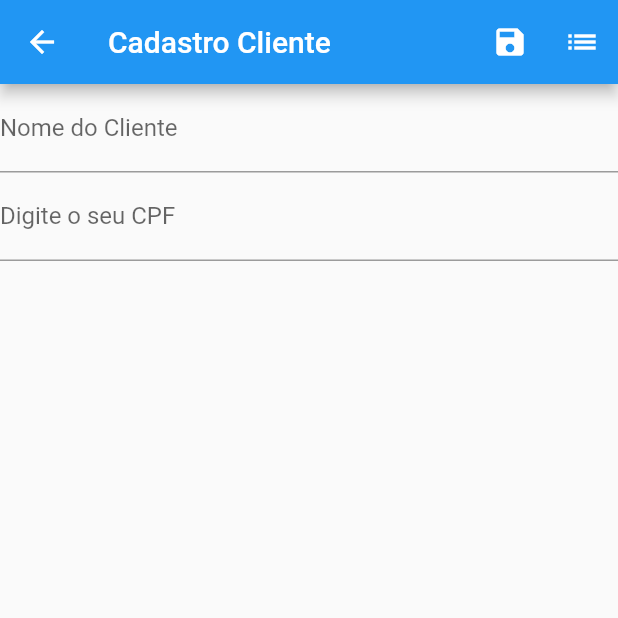
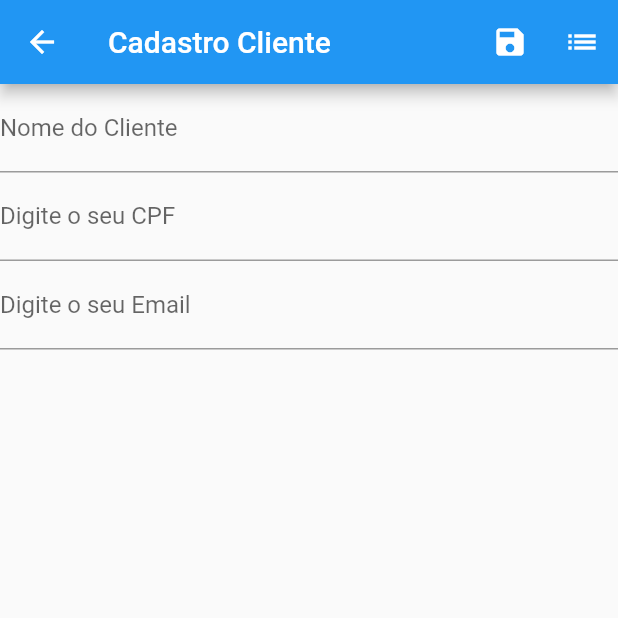
Before and after one commit to andrelarrosa/controle_estoque_flutter, a Flutter app: the ClienteForm screen opened by its route, on a phone screen of 412 x 824 dp, the top half of it. Run offline on Flutter 3.47's test engine with Material 2 defaults, Android fonts, the phone set to English and light mode, and no system bars; our stand-ins replace sqflite, url_launcher_web; missing offline and left inert: dart:ffi; accounts and stored records are empty.

Commit message:
Finalizado

```diff
--- a/lib/conexao/script.dart
+++ b/lib/conexao/script.dart
@@ -10,6 +10,7 @@ final criarBanco = [
       id INTEGER NOT NULL PRIMARY KEY,
       nome TEXT NOT NULL,
       cpf TEXT NOT NULL,
+      email TEXT,
       cidade_id INTEGER,
       FOREIGN KEY (cidade_id) REFERENCES cidade(id)
     );
--- a/lib/dao/cidadeDAO.dart
+++ b/lib/dao/cidadeDAO.dart
@@ -43,9 +43,7 @@ class CidadeDAO {
       return linhasAfetadas > 0;
     } catch (e) {
       throw Exception('classe CidadeDAO, método excluir');
-    } finally {
-      db.close();
-    }
+    } finally {}
   }
 
   @override
@@ -64,6 +62,4 @@ class CidadeDAO {
       throw Exception('classe CidadeDAO, método listar');
     }
   }
-
-
 }
--- a/lib/dao/clienteDAO.dart
+++ b/lib/dao/clienteDAO.dart
@@ -8,17 +8,24 @@ class ClienteDAO {
   CidadeDAO cidadeDAO = new CidadeDAO();
   Future<bool> salvar(Cliente cliente) async {
     Database db = await Conexao.abrirConexao();
-    const sql = 'INSERT INTO cliente (nome, cpf, cidade_id) VALUES (?, ?, ?)';
-    var linhasAfetadas =
-        await db.rawInsert(sql, [cliente.nome, cliente.cpf, cliente.cidade.id]);
+    const sql =
+        'INSERT INTO cliente (nome, cpf, email, cidade_id) VALUES (?, ?, ?, ?)';
+    var linhasAfetadas = await db.rawInsert(
+        sql, [cliente.nome, cliente.cpf, cliente.email, cliente.cidade.id]);
     return linhasAfetadas > 0;
   }
 
   Future<bool> alterar(Cliente cliente) async {
     Database db = await Conexao.abrirConexao();
-    const sql = 'UPDATE cliente SET nome=?, cpf=?, cidade_id=? WHERE id = ?';
-    var linhasAfetadas = await db.rawUpdate(
-        sql, [cliente.nome, cliente.cpf, cliente.cidade.id, cliente.id]);
+    const sql =
+        'UPDATE cliente SET nome=?, cpf=?, email=?, cidade_id=? WHERE id = ?';
+    var linhasAfetadas = await db.rawUpdate(sql, [
+      cliente.nome,
+      cliente.cpf,
+      cliente.email,
+      cliente.cidade.id,
+      cliente.id
+    ]);
     return linhasAfetadas > 0;
   }
 
@@ -33,6 +40,7 @@ class ClienteDAO {
         id: resultado['id'] as int,
         nome: resultado['nome'].toString(),
         cpf: resultado['cpf'].toString(),
+        email: resultado['email'].toString(),
         cidade: resultado['cidade_id'] as Cidade,
       );
       return cliente;
@@ -70,6 +78,7 @@ class ClienteDAO {
             id: linha['id'] as int,
             nome: linha['nome'].toString(),
             cpf: linha['cpf'].toString(),
+            email: linha['email'].toString(),
             cidade: linha['cidade_id'] as Cidade);
       }).toList();
       return resultado;
--- a/lib/modelo/cliente.dart
+++ b/lib/modelo/cliente.dart
@@ -4,8 +4,13 @@ class Cliente {
   final dynamic id;
   final String nome;
   final String cpf;
+  final String? email;
   final Cidade cidade;
 
   Cliente(
-      {this.id, required this.nome, required this.cpf, required this.cidade});
+      {this.id,
+      required this.nome,
+      required this.cpf,
+      this.email,
+      required this.cidade});
 }
--- a/lib/view/cliente/form_cliente.dart
+++ b/lib/view/cliente/form_cliente.dart
@@ -15,6 +15,7 @@ class _ClienteFormState extends State<ClienteForm> {
   dynamic id;
   String? nome;
   String? cpf;
+  String? email;
   Cidade? cidade;
 
   ClienteDAO dao = new ClienteDAO();
@@ -34,7 +35,8 @@ class _ClienteFormState extends State<ClienteForm> {
             IconButton(
                 icon: const Icon(Icons.save),
                 onPressed: () {
-                  dao.salvar(Cliente(nome: nome!, cpf: cpf!, cidade: cidade!));
+                  dao.salvar(Cliente(
+                      nome: nome!, cpf: cpf!, email: email!, cidade: cidade!));
                   Navigator.pushNamed(context, '/clienteLista').then((value) {
                     SystemChrome.setPreferredOrientations(
                         [DeviceOrientation.portraitDown]);
@@ -62,6 +64,11 @@ class _ClienteFormState extends State<ClienteForm> {
               onChanged: (valorDigitado) => cpf = valorDigitado,
               initialValue: cpf,
             ),
+            TextFormField(
+              decoration: InputDecoration(label: Text("Digite o seu Email")),
+              onChanged: (valorDigitado) => email = valorDigitado,
+              initialValue: email,
+            ),
           ]),
         ));
   }
--- a/lib/view/inicial/lista_inicial.dart
+++ b/lib/view/inicial/lista_inicial.dart
@@ -12,6 +12,7 @@ class TelaInicial extends StatefulWidget {
 class _TelaInicialState extends State<TelaInicial> {
   @override
   Widget build(BuildContext context) {
+    SystemChrome.setPreferredOrientations([DeviceOrientation.portraitDown]);
     return Container(
       child: Scaffold(
         appBar: AppBar(
--- a/lib/view/produto/form_produto.dart
+++ b/lib/view/produto/form_produto.dart
@@ -37,7 +37,9 @@ class _ProdutoFormState extends State<ProdutoForm> {
                       descricao: descricao!,
                       precoCompra: precoVenda!,
                       precoVenda: precoCompra!));
-                  Navigator.pushNamed(context, '/produtoLista');
+                  Navigator.pushNamed(context, '/produtoLista').then((value) {
+                    setState(() {});
+                  });
                 }),
             IconButton(
                 icon: const Icon(Icons.list),
```
Also changed, not shown: lib/view/cidade/lista_cidade.dart (+18 -5 lines), lib/view/cliente/lista_cliente.dart (+34 -6 lines), lib/view/login/form_login.dart (+26 -1 lines), lib/view/produto/lista_produto.dart (+19 -6 lines).
